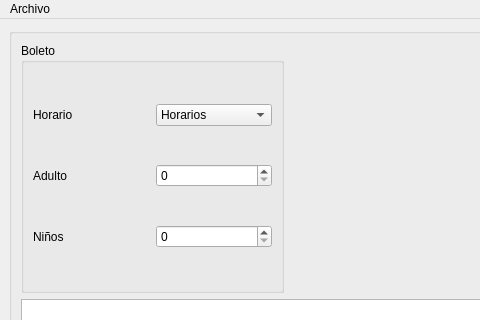
The window that Sala.ui (Jtobar-Ec/Cine-Mejorado) describes before a commit, drawn with Qt 5; both pictures show x 0 to 480 and y 0 to 320 of the 1136 by 591 pixel window.
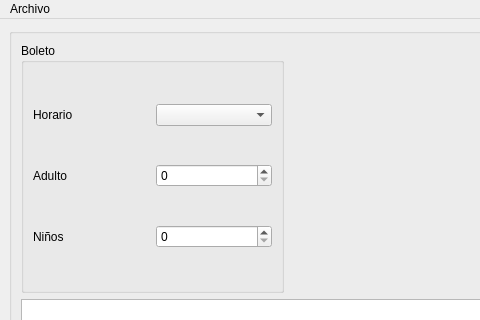
The same window after the commit. Icons and pictures are not drawn.

Diff of the .ui file:
```diff
--- a/Sala.ui
+++ b/Sala.ui
@@ -36,11 +36,9 @@
           </item>
           <item row="0" column="1">
            <widget class="QComboBox" name="InHorario">
-            <item>
-             <property name="text">
-              <string>Horarios</string>
-             </property>
-            </item>
+            <property name="currentText">
+             <string/>
+            </property>
            </widget>
           </item>
           <item row="1" column="0">
```
Left out of the diff: 2 changed lines with no effect on the pictures.
